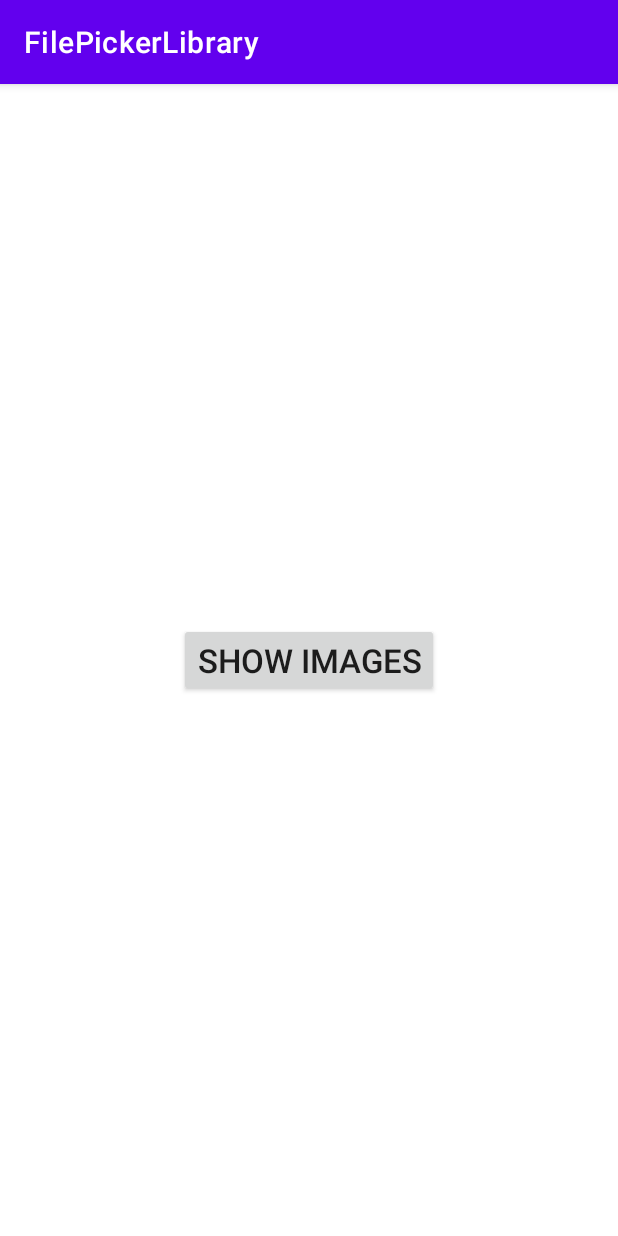
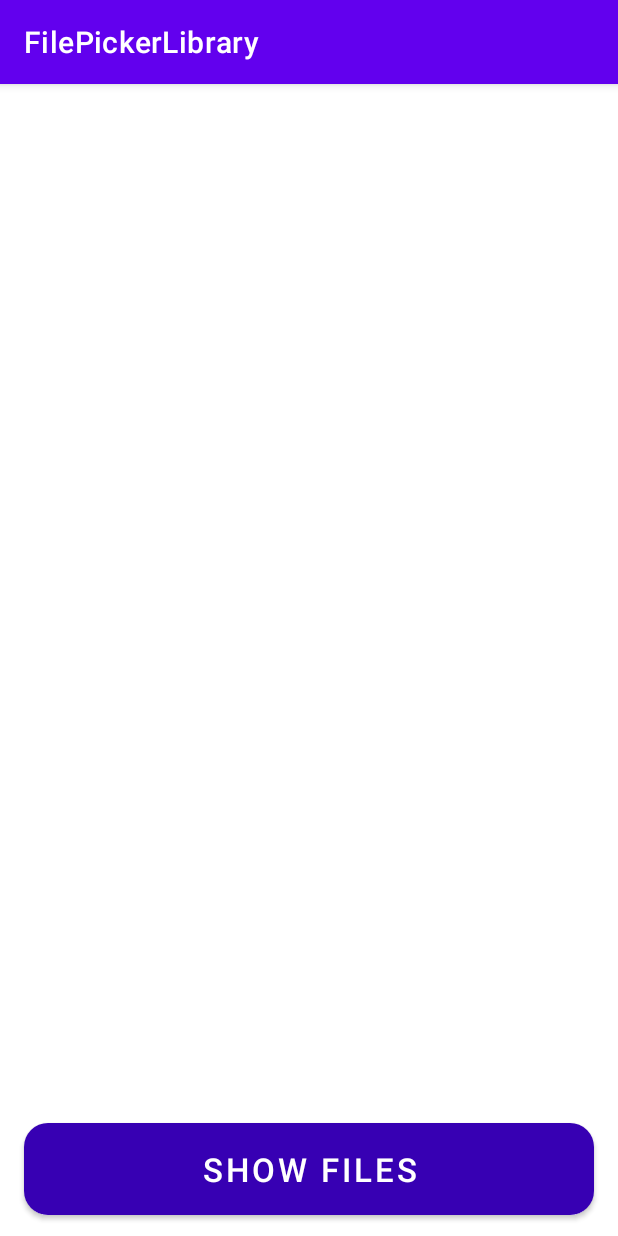
Before and after one commit to MajidArabi/AndroidFilePicker, an Android app: the screen it shows after launch (MainActivity), on a phone screen of 412 x 824 dp. Run offline under Robolectric (Android 15) with nearby library versions, the phone set to English and light mode, and no system bars; pictures from the network do not load.

Commit message:
bugs fixed - selected items visibility, added usage sample

```diff
--- /dev/null
+++ b/app/src/main/java/ir/one_developer/filepickerlibrary/FileAdapter.kt
@@ -0,0 +1,42 @@
+package ir.one_developer.filepickerlibrary
+
+import android.view.LayoutInflater
+import android.view.ViewGroup
+import androidx.core.net.toUri
+import androidx.recyclerview.widget.DiffUtil
+import androidx.recyclerview.widget.ListAdapter
+import androidx.recyclerview.widget.RecyclerView
+import com.github.file_picker.model.Media
+import ir.one_developer.filepickerlibrary.databinding.FileLayoutBinding
+import java.io.File
+
+class FileAdapter : ListAdapter<Media, FileAdapter.VH>(Comparator) {
+
+    override fun onCreateViewHolder(parent: ViewGroup, viewType: Int) =
+        VH(FileLayoutBinding.inflate(LayoutInflater.from(parent.context), parent, false))
+
+    override fun onBindViewHolder(holder: VH, position: Int) {
+        holder.bind(getItem(position).file)
+    }
+
+    inner class VH(
+        private val binding: FileLayoutBinding
+    ) : RecyclerView.ViewHolder(binding.root) {
+        fun bind(file: File) {
+            binding.ivImagePreview.setImageURI(file.toUri())
+        }
+    }
+
+    companion object {
+        private val Comparator = object : DiffUtil.ItemCallback<Media>() {
+            override fun areItemsTheSame(oldItem: Media, newItem: Media): Boolean {
+                return oldItem.id == newItem.id
+            }
+
+            override fun areContentsTheSame(oldItem: Media, newItem: Media): Boolean {
+                return oldItem == newItem
+            }
+        }
+    }
+
+}
--- a/app/src/main/java/ir/one_developer/filepickerlibrary/MainActivity.kt
+++ b/app/src/main/java/ir/one_developer/filepickerlibrary/MainActivity.kt
@@ -2,36 +2,51 @@ package ir.one_developer.filepickerlibrary
 
 import android.os.Bundle
 import android.util.Log
-import android.widget.TextView
 import androidx.appcompat.app.AppCompatActivity
 import androidx.core.content.ContextCompat
-import com.github.file_picker.FilePicker
-import com.github.file_picker.FileType
-import com.github.file_picker.ListDirection
+import com.github.file_picker.model.Media
+import com.github.file_picker.showFilePicker
+import ir.one_developer.filepickerlibrary.databinding.ActivityMainBinding
 
 class MainActivity : AppCompatActivity() {
+
+    private lateinit var adapter: FileAdapter
+    private val selectedFiles = arrayListOf<Media>()
+    private lateinit var binding: ActivityMainBinding
+
+    companion object {
+        private const val TAG = "MainActivity"
+    }
+
     override fun onCreate(savedInstanceState: Bundle?) {
         super.onCreate(savedInstanceState)
-        setContentView(R.layout.activity_main)
+        binding = ActivityMainBinding.inflate(layoutInflater)
+        setContentView(binding.root)
+        setupViews()
+    }
 
-        var video = false
-        val button = findViewById<TextView>(R.id.btn_show_files)
-        button.setOnClickListener {
-            FilePicker.show(
-                activity = this,
-                gridSpanCount = 3,
-                limitItemSelection = 5,
-                listDirection = ListDirection.RTL,
-                fileType = if (video) FileType.VIDEO else FileType.IMAGE,
-                titleTextColor = ContextCompat.getColor(this, R.color.black),
-                submitTextColor = ContextCompat.getColor(this, R.color.white),
-                accentColor = ContextCompat.getColor(this, R.color.purple_200),
-            ) {
-                Log.e("Files", "$it")
-            }
-            video = !video
-            button.text = if (video) "Show Videos" else "Show Images"
+    private fun setupViews() = binding.apply {
+        adapter = FileAdapter()
+        rvFiles.adapter = adapter
+        btnOpenFiles.setOnClickListener {
+            showFiles()
         }
+    }
 
+    private fun showFiles(): Unit = showFilePicker(
+        limitItemSelection = 2,
+        selectedFiles = selectedFiles,
+        accentColor = ContextCompat.getColor(this@MainActivity, R.color.purple_700),
+        titleTextColor = ContextCompat.getColor(this@MainActivity, R.color.purple_700)
+    ) {
+        adapter.submitList(it)
+        updateSelectedFiles(it)
+        Log.i(TAG, "FilePicker:SelectedItems: $selectedFiles")
     }
+
+    private fun updateSelectedFiles(files: List<Media>) {
+        selectedFiles.clear()
+        selectedFiles.addAll(files)
+    }
+
 }
--- a/app/src/main/res/layout/activity_main.xml
+++ b/app/src/main/res/layout/activity_main.xml
@@ -1,18 +1,37 @@
 <?xml version="1.0" encoding="utf-8"?>
 <androidx.appcompat.widget.LinearLayoutCompat xmlns:android="http://schemas.android.com/apk/res/android"
+    xmlns:app="http://schemas.android.com/apk/res-auto"
     xmlns:tools="http://schemas.android.com/tools"
     android:layout_width="match_parent"
     android:layout_height="match_parent"
-    android:background="@color/white"
-    android:gravity="center"
     android:orientation="vertical"
     tools:context=".MainActivity">
 
-    <androidx.appcompat.widget.AppCompatButton
-        android:id="@+id/btn_show_files"
-        android:layout_width="wrap_content"
+    <androidx.recyclerview.widget.RecyclerView
+        android:id="@+id/rv_files"
+        android:layout_width="match_parent"
+        android:layout_height="0dp"
+        android:layout_weight="1"
+        android:clipToPadding="false"
+        android:layoutDirection="rtl"
+        android:padding="2dp"
+        app:layoutManager="androidx.recyclerview.widget.GridLayoutManager"
+        app:spanCount="1"
+        tools:itemCount="5"
+        tools:listitem="@layout/file_layout" />
+
+    <com.google.android.material.button.MaterialButton
+        android:id="@+id/btn_open_files"
+        android:layout_width="match_parent"
         android:layout_height="wrap_content"
-        android:text="Show Images"
-        android:textSize="22sp" />
+        android:layout_marginHorizontal="16dp"
+        android:layout_marginVertical="8dp"
+        android:gravity="center"
+        android:paddingVertical="16dp"
+        android:text="Show Files"
+        android:textColor="@color/white"
+        android:textSize="22sp"
+        app:backgroundTint="@color/purple_700"
+        app:cornerRadius="16dp" />
 
 </androidx.appcompat.widget.LinearLayoutCompat>
--- a/file-picker/build.gradle
+++ b/file-picker/build.gradle
@@ -58,7 +58,7 @@ afterEvaluate {
                 from components.release
                 groupId = 'com.github.majidarabi'
                 artifactId = 'file-picker'
-                version = '0.0.4'
+                version = '0.0.5'
             }
         }
     }
--- a/file-picker/src/main/res/layout/file_picker.xml
+++ b/file-picker/src/main/res/layout/file_picker.xml
@@ -76,6 +76,7 @@
             android:paddingVertical="8dp"
             android:textColor="@android:color/white"
             android:textSize="22sp"
+            android:enabled="false"
             app:cornerRadius="16dp"
             tools:text="Submit" />
 
```
Also changed, not shown: app/build.gradle (+5 -2 lines), app/src/main/res/layout/file_layout.xml (added, +25 -0 lines), file-picker/src/main/java/com/github/file_picker/FilePicker.kt (+33 -12 lines).
